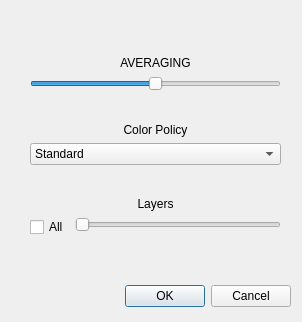
The window that Windows/UI_files/PerfOptions.ui (LemurPwned/VISM) describes before a commit, drawn with Qt 5.
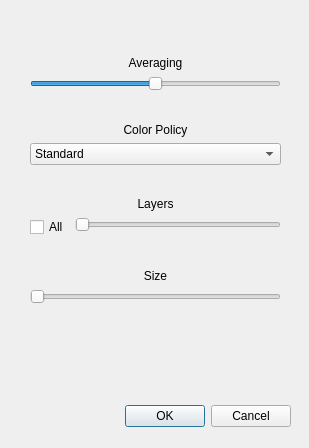
The same window after the commit.

Commit message: initial scale option added

The edit to the form file:
```diff
--- a/Windows/UI_files/PerfOptions.ui
+++ b/Windows/UI_files/PerfOptions.ui
@@ -6,8 +6,8 @@
    <rect>
     <x>0</x>
     <y>0</y>
-    <width>302</width>
-    <height>322</height>
+    <width>309</width>
+    <height>448</height>
    </rect>
   </property>
   <property name="windowTitle">
@@ -17,7 +17,7 @@
    <property name="geometry">
     <rect>
      <x>-50</x>
-     <y>280</y>
+     <y>400</y>
      <width>341</width>
      <height>32</height>
     </rect>
@@ -35,7 +35,7 @@
      <x>30</x>
      <y>30</y>
      <width>251</width>
-     <height>240</height>
+     <height>347</height>
     </rect>
    </property>
    <layout class="QFormLayout" name="formLayout">
@@ -58,7 +58,7 @@
     <item row="1" column="0" colspan="2">
      <widget class="QLabel" name="label">
       <property name="text">
-       <string>AVERAGING</string>
+       <string>Averaging</string>
       </property>
       <property name="alignment">
        <set>Qt::AlignCenter</set>
@@ -158,6 +158,36 @@
       </property>
      </widget>
     </item>
+    <item row="10" column="0" colspan="2">
+     <spacer name="horizontalSpacer_4">
+      <property name="orientation">
+       <enum>Qt::Horizontal</enum>
+      </property>
+      <property name="sizeHint" stdset="0">
+       <size>
+        <width>40</width>
+        <height>20</height>
+       </size>
+      </property>
+     </spacer>
+    </item>
+    <item row="11" column="0" colspan="2">
+     <widget class="QLabel" name="label_4">
+      <property name="text">
+       <string>Size</string>
+      </property>
+      <property name="alignment">
+       <set>Qt::AlignCenter</set>
+      </property>
+     </widget>
+    </item>
+    <item row="12" column="0" colspan="2">
+     <widget class="QSlider" name="horizontalSlider_3">
+      <property name="orientation">
+       <enum>Qt::Horizontal</enum>
+      </property>
+     </widget>
+    </item>
    </layout>
   </widget>
  </widget>
```
The commit also changes 7 other files.
